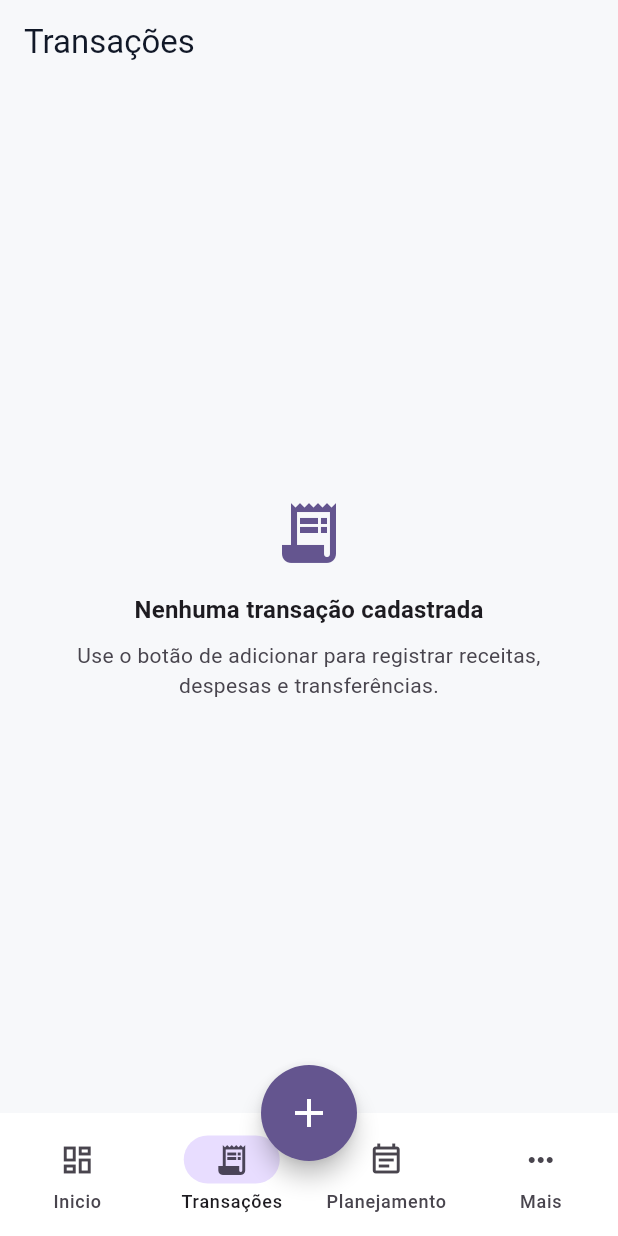
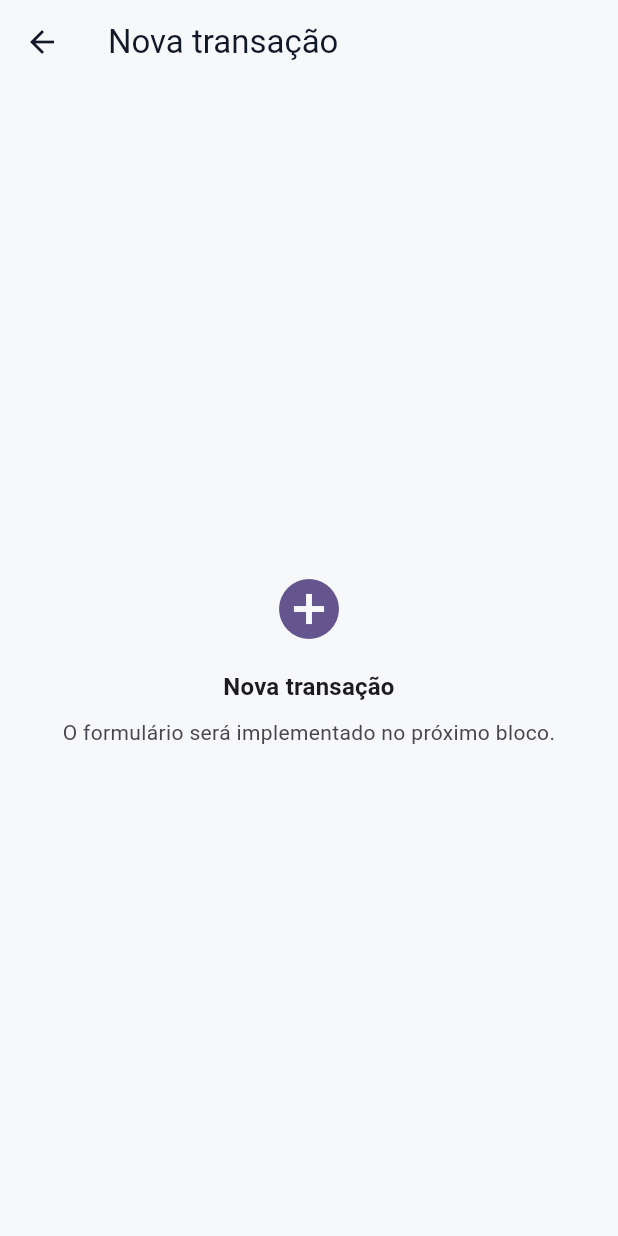
Before and after one commit to devbatista/mindcash_app, a Flutter app: the screen it shows after launch, item 2 of the bottom bar chosen, after a tap on the "add" icon, on a phone screen of 412 x 824 dp. Run offline on Flutter 3.47's test engine with Material 3 defaults, Android fonts, the phone set to English and light mode, and no system bars; our stand-ins replace drift, drift_flutter; accounts and stored records are empty; generated files the repository leaves out were written again.

Commit message:
navegação

```diff
--- a/lib/presentation/screens/app_shell.dart
+++ b/lib/presentation/screens/app_shell.dart
@@ -1,7 +1,11 @@
 import 'package:flutter/material.dart';
 import 'package:mindcash_app/domain/services/dashboard_service.dart';
+import 'package:mindcash_app/presentation/screens/accounts_screen.dart';
+import 'package:mindcash_app/presentation/screens/cards_screen.dart';
 import 'package:mindcash_app/presentation/screens/dashboard_screen.dart';
-import 'package:mindcash_app/presentation/widgets/empty_state.dart';
+import 'package:mindcash_app/presentation/screens/more_screen.dart';
+import 'package:mindcash_app/presentation/screens/new_transaction_screen.dart';
+import 'package:mindcash_app/presentation/screens/transactions_screen.dart';
 
 class AppShell extends StatefulWidget {
   const AppShell({super.key});
@@ -17,7 +21,7 @@ class _AppShellState extends State<AppShell> {
 
   static const _screens = <_ShellScreen>[
     _ShellScreen(
-      title: 'Inicio',
+      title: 'Dashboard',
       icon: Icons.dashboard_outlined,
       selectedIcon: Icons.dashboard,
     ),
@@ -25,24 +29,21 @@ class _AppShellState extends State<AppShell> {
       title: 'Transações',
       icon: Icons.receipt_long_outlined,
       selectedIcon: Icons.receipt_long,
-      emptyTitle: 'Nenhuma transação cadastrada',
-      emptyMessage:
-          'Use o botão de adicionar para registrar receitas, despesas e transferências.',
     ),
     _ShellScreen(
-      title: 'Planejamento',
-      icon: Icons.event_note_outlined,
-      selectedIcon: Icons.event_note,
-      emptyTitle: 'Planejamento entra depois do MVP',
-      emptyMessage: 'Aqui ficarão recorrências, metas e previsões mensais.',
+      title: 'Contas',
+      icon: Icons.account_balance_wallet_outlined,
+      selectedIcon: Icons.account_balance_wallet,
+    ),
+    _ShellScreen(
+      title: 'Cartões',
+      icon: Icons.credit_card_outlined,
+      selectedIcon: Icons.credit_card,
     ),
     _ShellScreen(
       title: 'Mais',
       icon: Icons.more_horiz,
       selectedIcon: Icons.more,
-      emptyTitle: 'Configurações e backup',
-      emptyMessage:
-          'Aqui ficarão categorias, exportação local e preferências do app.',
     ),
   ];
 
@@ -53,33 +54,13 @@ class _AppShellState extends State<AppShell> {
 
     return Scaffold(
       appBar: isDashboard ? null : AppBar(title: Text(screen.title)),
-      body: SafeArea(
-        child: isDashboard
-            ? FutureBuilder(
-                future: _dashboardService.getSummary(),
-                builder: (context, snapshot) {
-                  if (!snapshot.hasData) {
-                    return const Center(child: CircularProgressIndicator());
-                  }
-
-                  return DashboardScreen(summary: snapshot.data!);
-                },
-              )
-            : Padding(
-                padding: const EdgeInsets.all(16),
-                child: EmptyState(
-                  icon: screen.selectedIcon,
-                  title: screen.emptyTitle,
-                  message: screen.emptyMessage,
-                ),
-              ),
-      ),
+      body: SafeArea(child: _buildBody()),
       floatingActionButton: SizedBox(
         width: 64,
         height: 64,
         child: FloatingActionButton(
           shape: const CircleBorder(),
-          onPressed: () {},
+          onPressed: _openNewTransaction,
           tooltip: 'Nova transação',
           child: const Icon(Icons.add, size: 32),
         ),
@@ -102,6 +83,31 @@ class _AppShellState extends State<AppShell> {
       ),
     );
   }
+
+  Widget _buildBody() {
+    return switch (_currentIndex) {
+      0 => FutureBuilder(
+        future: _dashboardService.getSummary(),
+        builder: (context, snapshot) {
+          if (!snapshot.hasData) {
+            return const Center(child: CircularProgressIndicator());
+          }
+
+          return DashboardScreen(summary: snapshot.data!);
+        },
+      ),
+      1 => const TransactionsScreen(),
+      2 => const AccountsScreen(),
+      3 => const CardsScreen(),
+      _ => const MoreScreen(),
+    };
+  }
+
+  void _openNewTransaction() {
+    Navigator.of(context).push(
+      MaterialPageRoute<void>(builder: (_) => const NewTransactionScreen()),
+    );
+  }
 }
 
 class _ShellScreen {
@@ -109,13 +115,9 @@ class _ShellScreen {
     required this.title,
     required this.icon,
     required this.selectedIcon,
-    this.emptyTitle = '',
-    this.emptyMessage = '',
   });
 
   final String title;
   final IconData icon;
   final IconData selectedIcon;
-  final String emptyTitle;
-  final String emptyMessage;
 }
--- /dev/null
+++ b/lib/presentation/screens/new_transaction_screen.dart
@@ -0,0 +1,23 @@
+import 'package:flutter/material.dart';
+import 'package:mindcash_app/presentation/widgets/empty_state.dart';
+
+class NewTransactionScreen extends StatelessWidget {
+  const NewTransactionScreen({super.key});
+
+  @override
+  Widget build(BuildContext context) {
+    return Scaffold(
+      appBar: AppBar(title: const Text('Nova transação')),
+      body: const SafeArea(
+        child: Padding(
+          padding: EdgeInsets.all(16),
+          child: EmptyState(
+            icon: Icons.add_circle,
+            title: 'Nova transação',
+            message: 'O formulário será implementado no próximo bloco.',
+          ),
+        ),
+      ),
+    );
+  }
+}
--- /dev/null
+++ b/lib/presentation/screens/transactions_screen.dart
@@ -0,0 +1,19 @@
+import 'package:flutter/material.dart';
+import 'package:mindcash_app/presentation/widgets/empty_state.dart';
+
+class TransactionsScreen extends StatelessWidget {
+  const TransactionsScreen({super.key});
+
+  @override
+  Widget build(BuildContext context) {
+    return const Padding(
+      padding: EdgeInsets.all(16),
+      child: EmptyState(
+        icon: Icons.receipt_long,
+        title: 'Nenhuma transação cadastrada',
+        message:
+            'Use o botão de adicionar para registrar receitas, despesas e transferências.',
+      ),
+    );
+  }
+}
```
Also changed, not shown: lib/presentation/screens/accounts_screen.dart (added, +19 -0 lines), lib/presentation/screens/cards_screen.dart (added, +18 -0 lines), lib/presentation/screens/more_screen.dart (added, +19 -0 lines), 2 other files.
